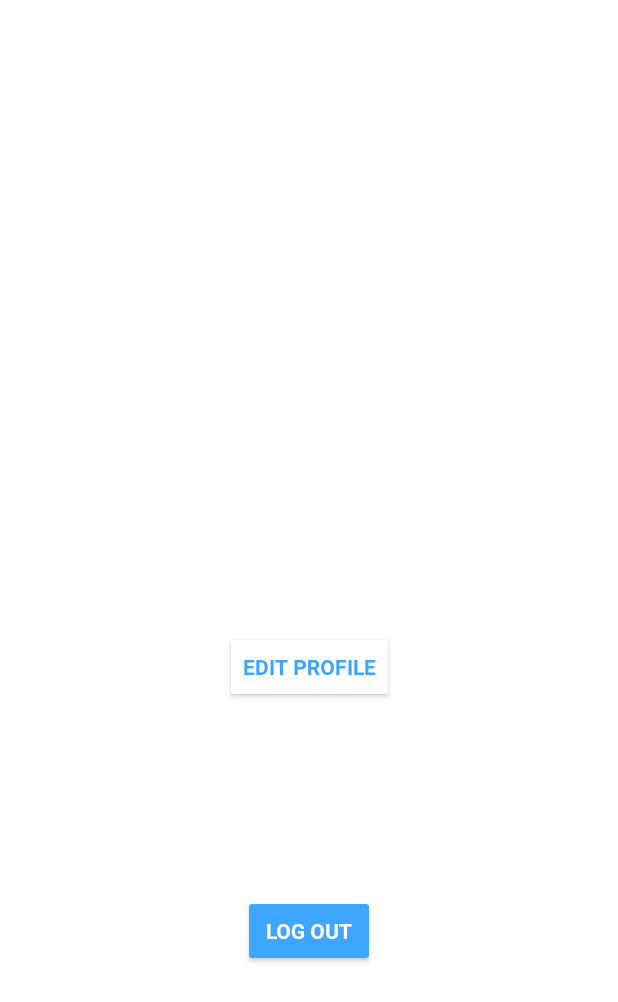
After one commit to JhonSaldarriaga/SocialApp, an Android app: the fragment ProfileFragment shown on its own in the app's theme, on a phone screen of 412 x 824 dp. The commit adds this screen. Shown: the top 1002 px of the screen. Run offline under Robolectric (Android 15) with nearby library versions, the phone set to English and light mode, and no system bars; our stand-ins replace CircleImageView.

Commit message:
fragment_profile.xml V1

```diff
--- a/app/build.gradle
+++ b/app/build.gradle
@@ -40,6 +40,8 @@ dependencies {
     implementation 'androidx.appcompat:appcompat:1.4.1'
     implementation 'com.google.android.material:material:1.5.0'
     implementation 'androidx.constraintlayout:constraintlayout:2.1.3'
+    implementation 'androidx.legacy:legacy-support-v4:1.0.0'
+    implementation 'de.hdodenhof:circleimageview:2.2.0'
     testImplementation 'junit:junit:4.13.2'
     androidTestImplementation 'androidx.test.ext:junit:1.1.3'
     androidTestImplementation 'androidx.test.espresso:espresso-core:3.4.0'
--- /dev/null
+++ b/app/src/main/java/com/under/myapplication/ProfileFragment.kt
@@ -0,0 +1,33 @@
+package com.under.myapplication
+
+import android.os.Bundle
+import androidx.fragment.app.Fragment
+import android.view.LayoutInflater
+import android.view.View
+import android.view.ViewGroup
+import com.under.myapplication.databinding.FragmentProfileBinding
+
+class ProfileFragment : Fragment() {
+
+    private var _binding: FragmentProfileBinding? = null
+    private val binding get() = _binding!!
+
+    override fun onCreateView(
+        inflater: LayoutInflater, container: ViewGroup?,
+        savedInstanceState: Bundle?
+    ): View? {
+        // Inflate the layout for this fragment
+        _binding = FragmentProfileBinding.inflate(inflater,container,false)
+        return binding.root
+    }
+
+    override fun onDestroyView() {
+        super.onDestroyView()
+        _binding = null
+    }
+
+    companion object {
+        @JvmStatic
+        fun newInstance() = ProfileFragment()
+    }
+}
--- /dev/null
+++ b/app/src/main/res/layout/fragment_profile.xml
@@ -0,0 +1,60 @@
+<?xml version="1.0" encoding="utf-8"?>
+<androidx.constraintlayout.widget.ConstraintLayout xmlns:android="http://schemas.android.com/apk/res/android"
+    xmlns:app="http://schemas.android.com/apk/res-auto"
+    xmlns:tools="http://schemas.android.com/tools"
+    style="@style/layoutStyle"
+    android:layout_width="match_parent"
+    android:layout_height="match_parent"
+    tools:context=".ProfileFragment">
+
+    <androidx.constraintlayout.widget.ConstraintLayout
+        style="@style/layoutStyle"
+        android:layout_width="match_parent"
+        android:layout_height="wrap_content"
+        app:layout_constraintBottom_toBottomOf="parent"
+        app:layout_constraintEnd_toEndOf="parent"
+        app:layout_constraintStart_toStartOf="parent"
+        app:layout_constraintTop_toTopOf="parent">
+
+        <de.hdodenhof.circleimageview.CircleImageView
+            android:id="@+id/profileFragmentProfilePicIV"
+            style="@style/profileImageView"
+            app:layout_constraintEnd_toEndOf="parent"
+            app:layout_constraintStart_toStartOf="parent"
+            app:layout_constraintTop_toTopOf="parent"
+            tools:ignore="ImageContrastCheck"
+            tools:src="@tools:sample/avatars" />
+
+        <TextView
+            android:id="@+id/profileFragmentNameTV"
+            style="@style/profileNameTextView"
+            app:layout_constraintEnd_toEndOf="parent"
+            app:layout_constraintStart_toStartOf="parent"
+            app:layout_constraintTop_toBottomOf="@+id/profileFragmentProfilePicIV"
+            tools:text="Hola, Jhon" />
+
+        <Button
+            android:id="@+id/profileFragmentEditProfileBTN"
+            style="@style/filledWhiteButton"
+            android:layout_marginTop="32dp"
+            android:text="@string/user_profile_edit_button"
+            app:layout_constraintEnd_toEndOf="parent"
+            app:layout_constraintStart_toStartOf="parent"
+            app:layout_constraintTop_toBottomOf="@+id/profileFragmentNameTV"
+            tools:ignore="TextContrastCheck" />
+
+        <Button
+            android:id="@+id/logoutBTN"
+            style="@style/filledBlueButton"
+            android:layout_width="wrap_content"
+            android:layout_height="wrap_content"
+            android:layout_marginTop="128dp"
+            android:layout_marginBottom="48dp"
+            android:text="@string/user_profile_logout_button"
+            app:layout_constraintBottom_toBottomOf="parent"
+            app:layout_constraintEnd_toEndOf="parent"
+            app:layout_constraintStart_toStartOf="parent"
+            app:layout_constraintTop_toBottomOf="@+id/profileFragmentEditProfileBTN"
+            tools:ignore="TextContrastCheck" />
+    </androidx.constraintlayout.widget.ConstraintLayout>
+</androidx.constraintlayout.widget.ConstraintLayout>
--- a/app/src/main/res/values/strings.xml
+++ b/app/src/main/res/values/strings.xml
@@ -14,4 +14,6 @@
     <string name="new_post_add_image_button_camera">CAMERA</string>
     <string name="new_post_post_button">POST</string>
     <string name="new_post_select_location">Select your location:</string>
+    <!-- TODO: Remove or change this placeholder text -->
+    <string name="hello_blank_fragment">Hello blank fragment</string>
 </resources>
```
